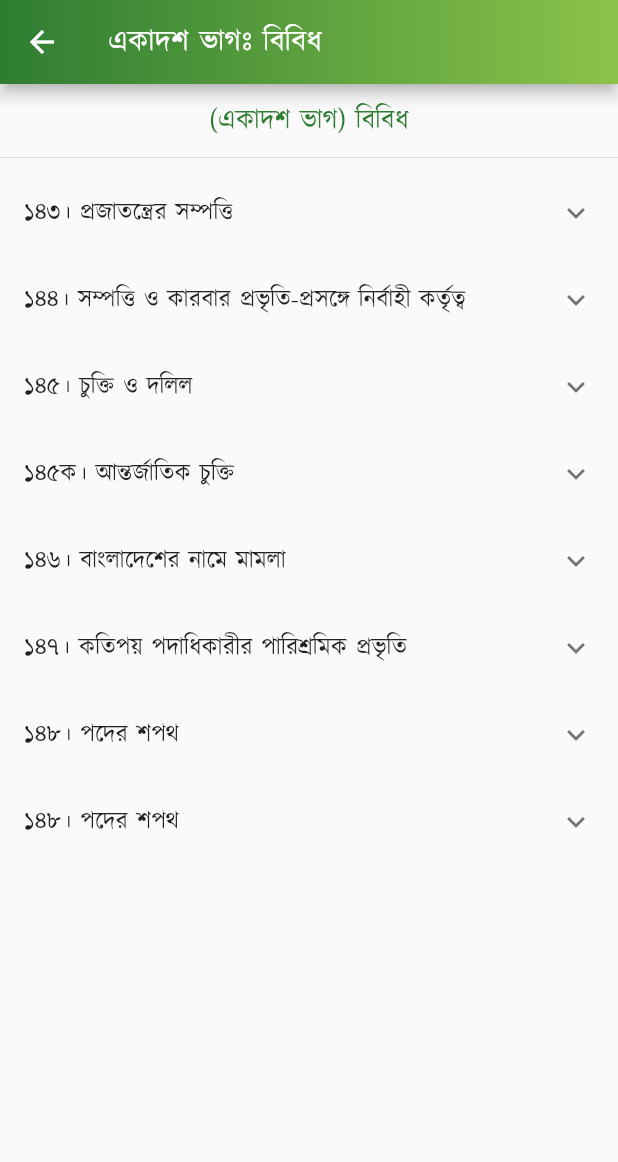
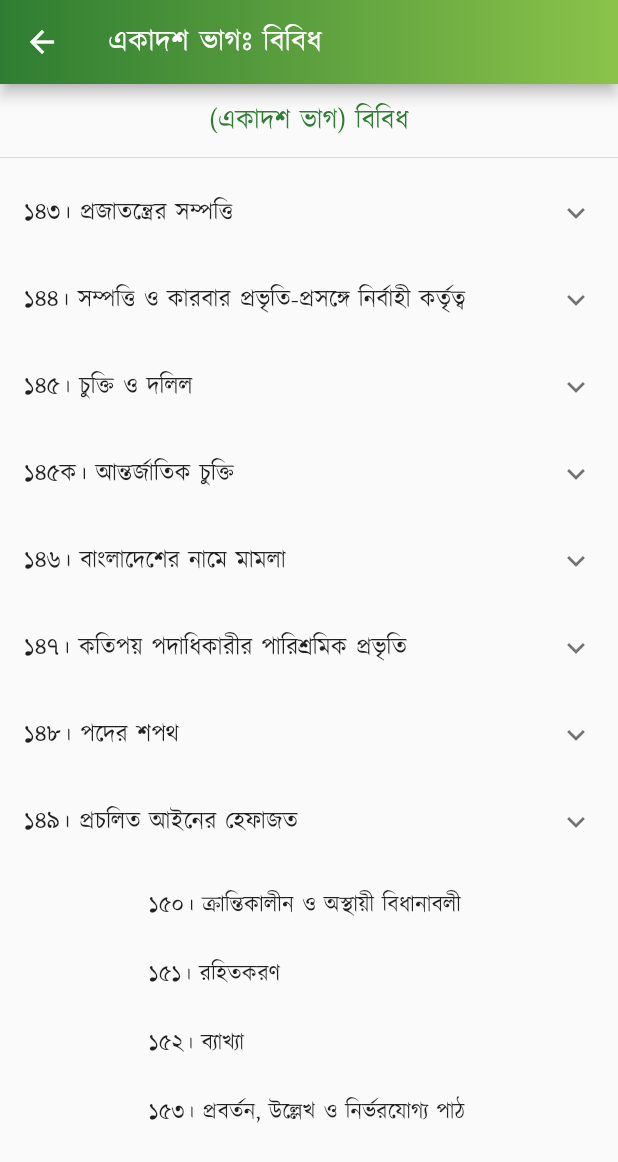
Before and after one commit to Azimul-Haque/flutter-onesignal, a Flutter app: the PartEleven screen opened directly, on a phone screen of 412 x 824 dp. Shown: the top 1162 px of the screen. Run offline on Flutter 3.47's test engine with Material 2 defaults, Android fonts, the phone set to English and light mode, and no system bars; our stand-ins replace fluttertoast, package_info_plus, percent_indicator, shared_preferences, sqflite; missing offline and left inert: blinking_text, flutter_share, onesignal_flutter, slide_popup_dialog; accounts and stored records are empty; network calls fail.

Commit message:
Commit Sat 04/30/2022  1:42:18.17 28283

```diff
--- a/lib/pages/constitution/part11.dart
+++ b/lib/pages/constitution/part11.dart
@@ -145,7 +145,7 @@ class PartEleven extends StatelessWidget {
             ],
           ),
           ExpansionTile(
-            title: Text('১৪৮। পদের শপথ'),
+            title: Text('১৪৯। প্রচলিত আইনের হেফাজত'),
             children: <Widget>[
               ListTile(
                   title: SelectableText(
@@ -158,7 +158,7 @@ class PartEleven extends StatelessWidget {
             padding: EdgeInsets.all(15),
             child: Column(children: <Widget>[
               Text(
-                " \n\n \n\n \n\n \n\n \n\n \n\n \n\n১৪৯। প্রচলিত আইনের হেফাজত \n\n১৫০। ক্রান্তিকালীন ও অস্থায়ী বিধানাবলী \n\n১৫১। রহিতকরণ \n\n১৫২। ব্যাখ্যা \n\n১৫৩। প্রবর্তন, উল্লেখ ও নির্ভরযোগ্য পাঠ",
+                "১৫০। ক্রান্তিকালীন ও অস্থায়ী বিধানাবলী \n\n১৫১। রহিতকরণ \n\n১৫২। ব্যাখ্যা \n\n১৫৩। প্রবর্তন, উল্লেখ ও নির্ভরযোগ্য পাঠ",
                 style:
                     TextStyle(color: Colors.black87, fontSize: 15, height: 1.5),
                 textAlign: TextAlign.justify,
```
